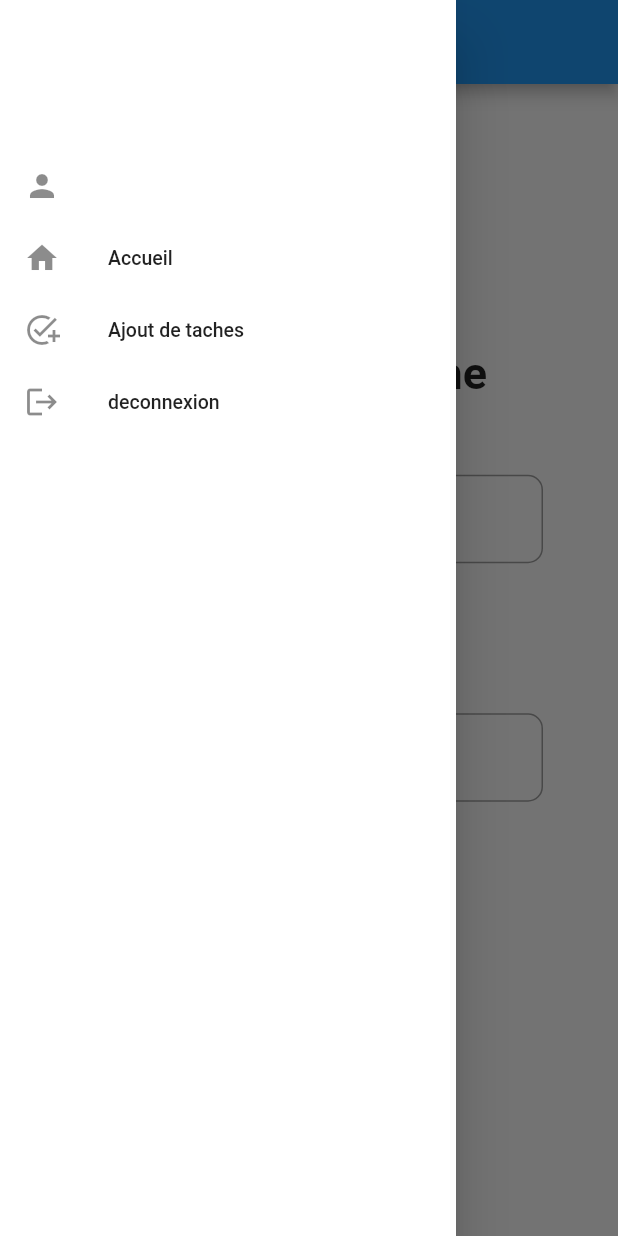
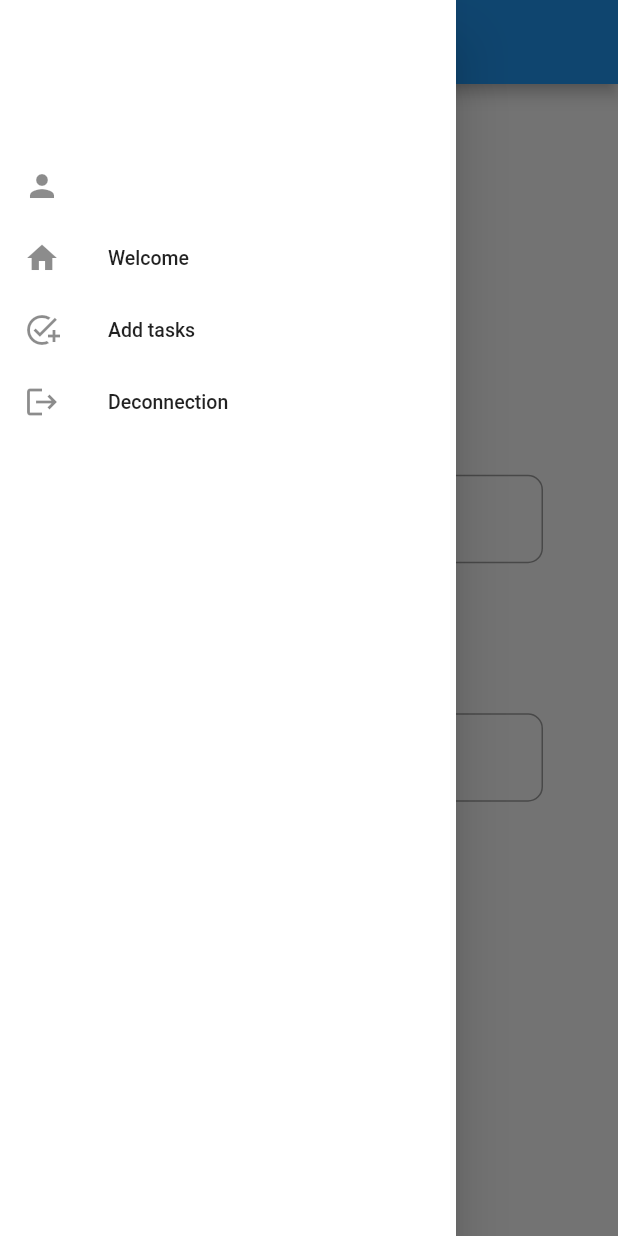
Before and after one commit to Joyce0501/A21-4205N6-KickMyFlutter-Nouteji, a Flutter app: the EcranCreation screen opened by its route, with the side drawer open, on a phone screen of 412 x 824 dp. Run offline on Flutter 3.47's test engine with Material 2 defaults, Android fonts, the phone set to English and light mode, and no system bars; our stand-ins replace cookie_jar, dio, dio_cookie_manager; missing offline and left inert: dart:ffi; network calls fail.

Commit message:
i18n de base de toutes les pages

```diff
--- a/kick_my_flutter/assets/i18n/en.json
+++ b/kick_my_flutter/assets/i18n/en.json
@@ -5,5 +5,23 @@
   "Mot de passe" : "Password",
   "Confirmaton du mot de passe" : "Password confirmation",
 
-  "Creation de tache" : "Create a task"
+  "Creation de tache" : "Create a task",
+  "Entrer une date" : "Enter a date",
+  "Nom de la tache" : "Task's name",
+  "Creation" : "Creation",
+
+
+  "Consultation" : "Consultation",
+  "Nom de la tache" : "Task's name",
+  "Date decheance de la tache" : "Task's deadline",
+  "Pourcentage davancement" : "Percentage of completion",
+  "Pourcentage de temps ecoule" : "Percentage of time elapsed",
+  "Entrer le nouveau pourcentage" : "Enter a new percentage",
+  "Enregistrement du nouveau pourcentage" : "Saving the new percentage",
+
+  "Accueil" : "Welcome",
+
+  "Ajout de taches" : "Add tasks",
+
+  "Deconnexion" : "Deconnection"
 }
--- a/kick_my_flutter/lib/ecran_accueil.dart
+++ b/kick_my_flutter/lib/ecran_accueil.dart
@@ -8,6 +8,8 @@ import 'package:kick_my_flutter/lib_http.dart';
 import 'package:kick_my_flutter/transfer.dart';
 import 'package:kick_my_flutter/tiroir_nav.dart';
 import 'package:intl/date_symbol_data_local.dart';
+
+import 'i18n/intl_localization.dart';
 
 
 class EcranAccueil extends StatefulWidget {
@@ -52,7 +54,7 @@ class _EcranAccueilState extends State<EcranAccueil> {
       appBar: AppBar(
         // Here we take the value from the MyHomePage object that was created by
         // the App.build method, and use it to set our appbar title.
-        title: Text('Accueil'),
+        title: Text(Locs.of(context).trans('Accueil')),
       ),
 
       body:
--- a/kick_my_flutter/lib/ecran_consultation.dart
+++ b/kick_my_flutter/lib/ecran_consultation.dart
@@ -7,7 +7,7 @@ import 'package:kick_my_flutter/tiroir_nav.dart';
 import 'package:kick_my_flutter/transfer.dart';
 import 'package:intl/date_symbol_data_local.dart';
 
-import 'ecran_accueil.dart';
+import 'i18n/intl_localization.dart';
 
 
 class EcranConsultation extends StatefulWidget {
@@ -85,7 +85,7 @@ class _EcranConsultationState extends State<EcranConsultation> {
         appBar: AppBar(
           // Here we take the value from the MyHomePage object that was created by
           // the App.build method, and use it to set our appbar title.
-          title: Text('Consultation'),
+          title: Text(Locs.of(context).trans('Consultation')),
         ),
 
       body: Column(
@@ -106,32 +106,32 @@ class _EcranConsultationState extends State<EcranConsultation> {
                   Expanded(
                     flex: 2,
                     child:
-                    Text("nom de la tache : " + taskdetailresponse.name),
+                    Text(Locs.of(context).trans('Nom de la tache') + " : " + taskdetailresponse.name),
                   ),
 
                   Expanded(
                     flex: 2,
                     child:
-                    Text("date d'echeance de la tache : " + DateFormat.yMd("fr_FR").format(taskdetailresponse.deadline)),
+                    Text(Locs.of(context).trans('Date decheance de la tache') + " : " + DateFormat.yMd("fr_FR").format(taskdetailresponse.deadline)),
                   ),
 
                   Expanded(
                     flex: 2,
                     child:
-                    Text("Pourcentage d" + "'" "avancement : " + taskdetailresponse.percentageDone.toString()),
+                    Text(Locs.of(context).trans('Pourcentage davancement') + " : " + taskdetailresponse.percentageDone.toString()),
 
                   ),
 
                   Expanded(
                     flex: 2,
                     child:
-                    Text("Pourcentage de temps ecoule : " + taskdetailresponse.percentageTimeSpent.toString()),
+                    Text(Locs.of(context).trans('Pourcentage de temps ecoule') + " : " + taskdetailresponse.percentageTimeSpent.toString()),
                   ),
 
                   Padding(
                     padding: const EdgeInsets.all(5),
                     child: TextFormField(
-                        decoration: InputDecoration(labelText: "Entrer le nouveau pourcentage",
+                        decoration: InputDecoration(labelText: Locs.of(context).trans('Entrer le nouveau pourcentage'),
                             labelStyle: TextStyle(fontSize: 14, color: Colors.grey),
                             enabledBorder: OutlineInputBorder(
                               borderRadius: BorderRadius.circular(10),
@@ -158,7 +158,7 @@ class _EcranConsultationState extends State<EcranConsultation> {
             children: [
               Expanded(
                 child: MaterialButton(
-                  child: Text('Enregistrement du nouveau pourcentage'),
+                  child: Text(Locs.of(context).trans('Enregistrement du nouveau pourcentage')),
                   color: Colors.blue,
                   onPressed: () {
                     changepercentage(widget.le_parametre, nouveaupourcentage);
--- a/kick_my_flutter/lib/ecran_creation.dart
+++ b/kick_my_flutter/lib/ecran_creation.dart
@@ -6,6 +6,8 @@ import 'package:kick_my_flutter/ecran_accueil.dart';
 import 'package:kick_my_flutter/lib_http.dart';
 import 'package:kick_my_flutter/tiroir_nav.dart';
 import 'package:kick_my_flutter/transfer.dart';
+
+import 'i18n/intl_localization.dart';
 
 class EcranCreation extends StatefulWidget {
 
@@ -37,12 +39,12 @@ class _EcranCreationState extends State<EcranCreation> {
       appBar: AppBar(
         // Here we take the value from the MyHomePage object that was created by
         // the App.build method, and use it to set our appbar title.
-        title: Text('Création'),
+        title: Text(Locs.of(context).trans('Creation')),
       ),
       body: Column(
             mainAxisAlignment: MainAxisAlignment.center,
             children: <Widget>[
-              Text("Creation de tache", style: TextStyle(fontWeight: FontWeight.bold, fontSize: 30)),
+              Text(Locs.of(context).trans('Creation de tache'), style: TextStyle(fontWeight: FontWeight.bold, fontSize: 30)),
 
               // const Text(
               //   'Nom',
@@ -50,7 +52,7 @@ class _EcranCreationState extends State<EcranCreation> {
               Padding(
                 padding: const EdgeInsets.all(50),
                 child: TextFormField(
-                  decoration: InputDecoration(labelText: "Nom de la tache",
+                  decoration: InputDecoration(labelText: Locs.of(context).trans('Nom de la tache'),
                       labelStyle: TextStyle(fontSize: 14, color: Colors.grey),
                       enabledBorder: OutlineInputBorder(
                         borderRadius: BorderRadius.circular(10),
@@ -71,7 +73,7 @@ class _EcranCreationState extends State<EcranCreation> {
                   controller: dateinput, //editing controller of this TextField
                   decoration: InputDecoration(
                       //icon: Icon(Icons.calendar_today), //icon of text field
-                      labelText: "Entrer une date" ,//label text of field
+                      labelText: Locs.of(context).trans('Entrer une date') ,//label text of field
                       labelStyle: TextStyle(fontSize: 14, color: Colors.grey),
                     enabledBorder: OutlineInputBorder(
                       borderRadius: BorderRadius.circular(10),
@@ -146,7 +148,7 @@ class _EcranCreationState extends State<EcranCreation> {
                       }
 
                     },
-                    child: Text('Accueil'),
+                    child: Text(Locs.of(context).trans('Accueil')),
                     color: Colors.blue,
                   ),
                 ),
--- a/kick_my_flutter/lib/tiroir_nav.dart
+++ b/kick_my_flutter/lib/tiroir_nav.dart
@@ -6,6 +6,7 @@ import 'package:kick_my_flutter/lib_http.dart';
 import 'package:kick_my_flutter/transfer.dart';
 
 import 'ecran_accueil.dart';
+import 'i18n/intl_localization.dart';
 
 
 class LeTiroir extends StatefulWidget {
@@ -66,7 +67,7 @@ class LeTiroirState extends State<LeTiroir> {
         ListTile(
           dense: true,
           leading: Icon(Icons.home),
-          title: Text("Accueil"),
+          title: Text(Locs.of(context).trans('Accueil')),
           onTap: () {
             // TODO ferme le tiroir de navigation
             Navigator.of(context).pop();
@@ -85,7 +86,7 @@ class LeTiroirState extends State<LeTiroir> {
         ListTile(
           dense: true,
           leading: Icon(Icons.add_task),
-          title: Text("Ajout de taches"),
+          title: Text(Locs.of(context).trans('Ajout de taches')),
           onTap: () {
             Navigator.of(context).pop();
             Navigator.push(
@@ -101,7 +102,7 @@ class LeTiroirState extends State<LeTiroir> {
         ListTile(
           dense: true,
           leading: Icon(Icons.logout),
-          title: Text("deconnexion"),
+          title: Text(Locs.of(context).trans('Deconnexion')),
           onTap:
             //  () async {
 
```
Also changed, not shown: kick_my_flutter/assets/i18n/fr.json (+19 -3 lines), kick_my_flutter/lib/ecran_connexion.dart (+37 -35 lines), kick_my_flutter/pubspec.yaml (+2 -41 lines).
